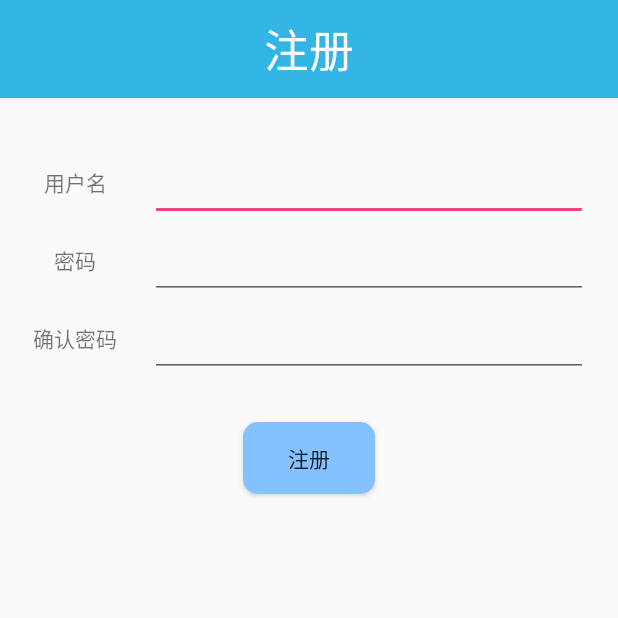
After one commit to Breakkk/Nice2020, an Android app: the SignActivity screen opened directly, with no data from a screen before it, on a phone screen of 412 x 824 dp, the top half of it. The commit adds this screen. Run offline under Robolectric (Android 15) with nearby library versions, the phone set to English and light mode, and no system bars; 1 statement that could not run was skipped.

Commit message:
添加用户登录注册界面

```diff
--- a/app/src/main/AndroidManifest.xml
+++ b/app/src/main/AndroidManifest.xml
@@ -38,6 +38,10 @@
             android:name="com.xilinzhang.ocr.ShowDataBaseResultActivity"
             android:configChanges="orientation|keyboard|keyboardHidden|screenSize"
             android:screenOrientation="nosensor" />
+        <activity
+            android:name="com.xilinzhang.ocr.SignActivity"
+            android:configChanges="orientation|keyboard|keyboardHidden|screenSize"
+            android:screenOrientation="nosensor" />
     </application>
 
 </manifest>
--- a/app/src/main/java/com/xilinzhang/ocr/MainActivity.java
+++ b/app/src/main/java/com/xilinzhang/ocr/MainActivity.java
@@ -32,6 +32,9 @@ public class MainActivity extends AppCompatActivity implements View.OnClickListe
         setContentView(R.layout.activity_main);
         imageView = findViewById(R.id.btn_camera);
         imageView.setOnClickListener(this);
+
+        findViewById(R.id.sign_in).setOnClickListener(this);
+        findViewById(R.id.sign_up).setOnClickListener(this);
 
         initAccessToken();
     }
@@ -68,6 +71,16 @@ public class MainActivity extends AppCompatActivity implements View.OnClickListe
             case R.id.btn_camera:
                 checkSelfPermission();
                 break;
+            case R.id.sign_in:
+                Intent intent1 = new Intent(MainActivity.this, SignActivity.class);
+                intent1.putExtra(SignActivity.SIGN_IN_KEY, true);
+                startActivity(intent1);
+                break;
+            case R.id.sign_up:
+                Intent intent2 = new Intent(MainActivity.this, SignActivity.class);
+                intent2.putExtra(SignActivity.SIGN_IN_KEY, false);
+                startActivity(intent2);
+                break;
         }
     }
 
--- /dev/null
+++ b/app/src/main/java/com/xilinzhang/ocr/SignActivity.java
@@ -0,0 +1,76 @@
+package com.xilinzhang.ocr;
+
+import android.os.Bundle;
+import android.support.annotation.Nullable;
+import android.support.v7.app.AppCompatActivity;
+import android.support.v7.widget.AppCompatButton;
+import android.support.v7.widget.AppCompatEditText;
+import android.support.v7.widget.AppCompatTextView;
+import android.view.View;
+import android.widget.LinearLayout;
+import android.widget.Toast;
+
+public class SignActivity extends AppCompatActivity {
+    public static final String SIGN_IN_KEY = "is_sign_in";
+
+    AppCompatTextView title;
+    LinearLayout signInLayout, signUpLayout;
+    AppCompatEditText signInUser, signInPwd;
+    AppCompatEditText signUpUser, signUpPwdOnce, signUpPwdTwice;
+    AppCompatButton button;
+
+    boolean isSignIn = false;
+
+    @Override
+    protected void onCreate(@Nullable Bundle savedInstanceState) {
+        super.onCreate(savedInstanceState);
+        setContentView(R.layout.activity_sign);
+
+        isSignIn = getIntent().getExtras().getBoolean(SIGN_IN_KEY);
+        initView();
+    }
+
+    private void initView() {
+        title = findViewById(R.id.title);
+        signInLayout = findViewById(R.id.sign_in);
+        signUpLayout = findViewById(R.id.sign_up);
+        signInUser = findViewById(R.id.user_sign_in);
+        signInPwd = findViewById(R.id.pwd_sign_in);
+        signUpUser = findViewById(R.id.user_sign_up);
+        signUpPwdOnce = findViewById(R.id.pwd_once);
+        signUpPwdTwice = findViewById(R.id.pwd_twice);
+        button = findViewById(R.id.button);
+
+        title.setText(isSignIn ? "登录" : "注册");
+        signInLayout.setVisibility(isSignIn ? View.VISIBLE : View.GONE);
+        signUpLayout.setVisibility(!isSignIn ? View.VISIBLE : View.GONE);
+        button.setText(isSignIn ? "登录" : "注册");
+        button.setOnClickListener(new View.OnClickListener() {
+            @Override
+            public void onClick(View view) {
+                if(isSignIn) {
+                    String user = signInUser.getText().toString();
+                    String pwd = signInPwd.getText().toString();
+                    checkLegal(user, pwd);
+                    Toast.makeText(SignActivity.this, user + " " + pwd, Toast.LENGTH_LONG).show();
+                } else {
+                    String user = signUpUser.getText().toString();
+                    String pwdOnce = signUpPwdOnce.getText().toString();
+                    String pwdTwice = signUpPwdTwice.getText().toString();
+                    checkLegal(user, pwdOnce, pwdTwice);
+                    Toast.makeText(SignActivity.this, user + " " + pwdOnce + " " + pwdTwice, Toast.LENGTH_LONG).show();
+                }
+            }
+        });
+    }
+
+    private boolean checkLegal(String user, String pwd) {
+
+        return false;
+    }
+
+    private boolean checkLegal(String user, String pwdOnce, String pwdTwice) {
+
+        return false;
+    }
+}
--- /dev/null
+++ b/app/src/main/java/com/xilinzhang/ocr/utils/UserDataBaseUtils.java
@@ -0,0 +1,17 @@
+package com.xilinzhang.ocr.utils;
+
+import java.util.Map;
+
+public class UserDataBaseUtils {
+    public static final String POST_ADDR = "user";
+
+    public static boolean signUp(Map<String, Object> info) {
+
+        return false;
+    }
+
+    public static boolean signIn(Map<String, Object> info) {
+
+        return false;
+    }
+}
--- /dev/null
+++ b/app/src/main/res/layout/activity_sign.xml
@@ -0,0 +1,152 @@
+<?xml version="1.0" encoding="utf-8"?>
+<LinearLayout xmlns:android="http://schemas.android.com/apk/res/android"
+    android:orientation="vertical" android:layout_width="match_parent"
+    android:layout_height="match_parent">
+
+    <android.support.v7.widget.AppCompatTextView
+        android:id="@+id/title"
+        android:layout_width="match_parent"
+        android:layout_height="wrap_content"
+        android:padding="10dp"
+        android:gravity="center"
+        android:background="@android:color/holo_blue_light"
+        android:textColor="@android:color/white"
+        android:textSize="30dp"
+        android:text="登录"/>
+
+    <Space
+        android:layout_width="0dp"
+        android:layout_height="30dp" />
+
+    <LinearLayout
+        android:id="@+id/sign_in"
+        android:layout_width="match_parent"
+        android:layout_height="wrap_content"
+        android:orientation="vertical"
+        android:visibility="gone">
+
+        <LinearLayout
+            android:layout_width="match_parent"
+            android:layout_height="wrap_content">
+
+            <android.support.v7.widget.AppCompatTextView
+                android:layout_width="100dp"
+                android:layout_height="wrap_content"
+                android:padding="15dp"
+                android:gravity="center"
+                android:text="用户名"/>
+
+            <android.support.v7.widget.AppCompatEditText
+                android:id="@+id/user_sign_in"
+                android:layout_width="0dp"
+                android:layout_height="match_parent"
+                android:layout_marginRight="20dp"
+                android:layout_weight="1"/>
+
+        </LinearLayout>
+
+        <LinearLayout
+            android:layout_width="match_parent"
+            android:layout_height="wrap_content">
+
+            <android.support.v7.widget.AppCompatTextView
+                android:layout_width="100dp"
+                android:layout_height="wrap_content"
+                android:padding="15dp"
+                android:gravity="center"
+                android:text="密码"/>
+
+            <android.support.v7.widget.AppCompatEditText
+                android:id="@+id/pwd_sign_in"
+                android:layout_width="0dp"
+                android:layout_height="match_parent"
+                android:layout_marginRight="20dp"
+
+                android:layout_weight="1"/>
+
+        </LinearLayout>
+
+    </LinearLayout>
+
+    <LinearLayout
+        android:id="@+id/sign_up"
+        android:layout_width="match_parent"
+        android:layout_height="wrap_content"
+        android:orientation="vertical"
+        android:visibility="gone">
+
+        <LinearLayout
+            android:layout_width="match_parent"
+            android:layout_height="wrap_content">
+
+            <android.support.v7.widget.AppCompatTextView
+                android:layout_width="100dp"
+                android:layout_height="wrap_content"
+                android:padding="15dp"
+                android:gravity="center"
+                android:text="用户名"/>
+
+            <android.support.v7.widget.AppCompatEditText
+                android:id="@+id/user_sign_up"
+                android:layout_width="0dp"
+                android:layout_height="match_parent"
+                android:layout_marginRight="20dp"
+
+                android:layout_weight="1"/>
+
+        </LinearLayout>
+
+        <LinearLayout
+            android:layout_width="match_parent"
+            android:layout_height="wrap_content">
+
+            <android.support.v7.widget.AppCompatTextView
+                android:layout_width="100dp"
+                android:layout_height="wrap_content"
+                android:padding="15dp"
+                android:gravity="center"
+                android:text="密码"/>
+
+            <android.support.v7.widget.AppCompatEditText
+                android:id="@+id/pwd_once"
+                android:layout_width="0dp"
+                android:layout_height="match_parent"
+                android:layout_marginRight="20dp"
+                android:layout_weight="1"/>
+
+        </LinearLayout>
+
+        <LinearLayout
+            android:layout_width="match_parent"
+            android:layout_height="wrap_content">
+
+            <android.support.v7.widget.AppCompatTextView
+                android:layout_width="100dp"
+                android:layout_height="wrap_content"
+                android:padding="15dp"
+                android:gravity="center"
+                android:text="确认密码"/>
+
+            <android.support.v7.widget.AppCompatEditText
+                android:id="@+id/pwd_twice"
+                android:layout_width="0dp"
+                android:layout_height="match_parent"
+                android:layout_marginRight="20dp"
+                android:layout_weight="1"/>
+
+        </LinearLayout>
+
+    </LinearLayout>
+
+    <android.support.v7.widget.AppCompatButton
+        android:id="@+id/button"
+        android:layout_width="wrap_content"
+        android:layout_height="wrap_content"
+        android:padding="10dp"
+        android:gravity="center"
+        android:layout_marginTop="30dp"
+        android:layout_gravity="center_horizontal"
+        android:background="@drawable/view_back_round"
+        android:text="登录" />
+
+</LinearLayout>
```
